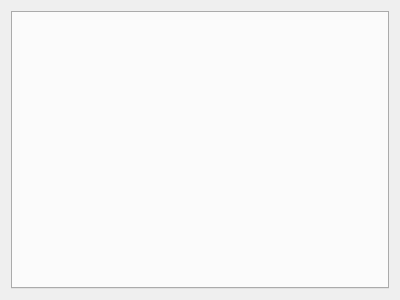
The window that settingsdialog.ui (hizkiaadrian/scheduler) describes before a commit, drawn with Qt 5.
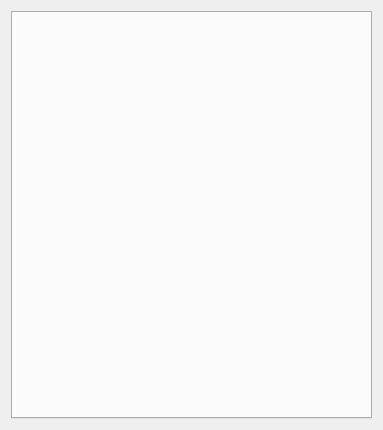
The same window after the commit.

Commit message: Create CategoriesSettings form

```diff
--- a/settingsdialog.ui
+++ b/settingsdialog.ui
@@ -6,8 +6,8 @@
    <rect>
     <x>0</x>
     <y>0</y>
-    <width>400</width>
-    <height>300</height>
+    <width>383</width>
+    <height>430</height>
    </rect>
   </property>
   <property name="windowTitle">
```
The commit also changes 5 other files.
